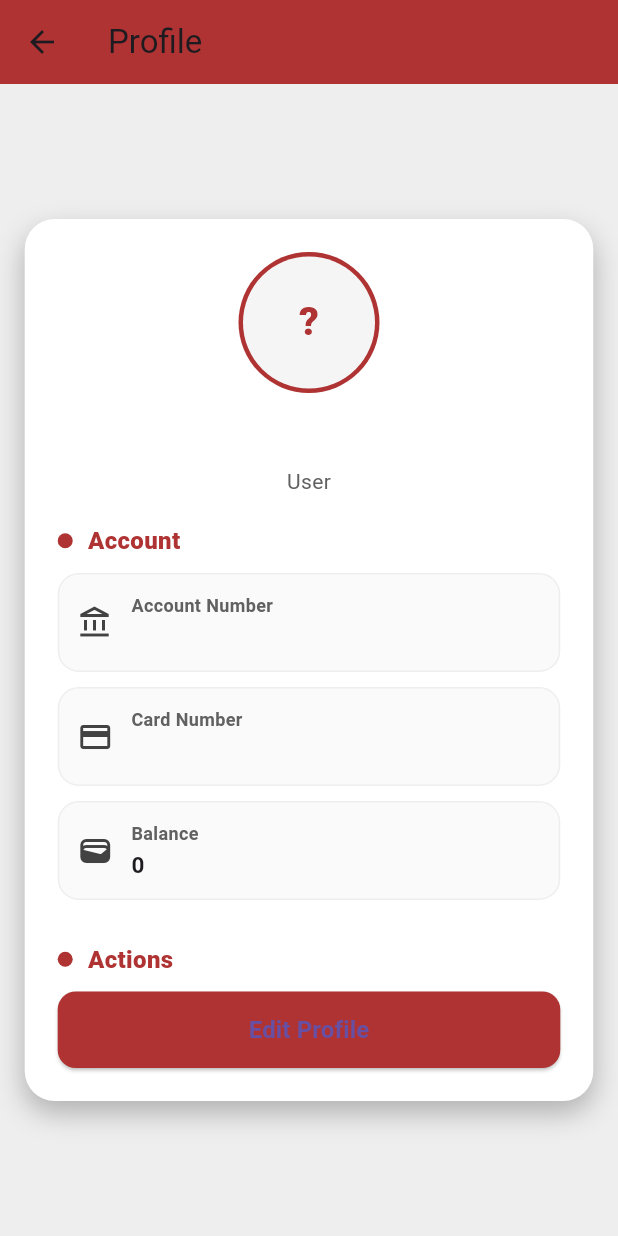
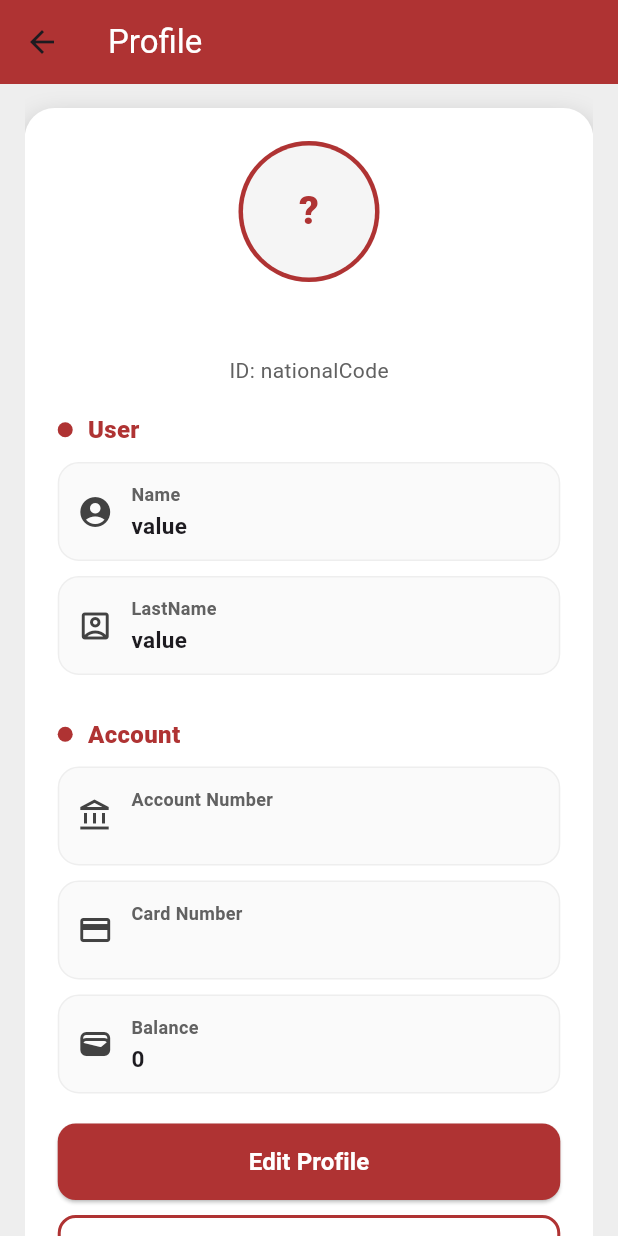
Before and after one commit to Asadipour84/AdvancedProgramming-Project-Flutter, a Flutter app: the HomePage screen opened directly with empty values, after a tap on "Profile", on a phone screen of 412 x 824 dp. Run offline on Flutter 3.47's test engine with Material 3 defaults, Android fonts, the phone set to English and light mode, and no system bars.

Commit message:
fix: fixing profile page without editing feat

```diff
--- a/Advance_Search_Page.dart
+++ b/Advance_Search_Page.dart
@@ -70,7 +70,7 @@ class _AdvancedSearchPageState extends State<AdvancedSearchPage> {
   Widget build(BuildContext context) {
     return Scaffold(
       appBar: AppBar(
-        title: const Text('Advanced Search'),
+        title: const Text('Advanced Search', style: TextStyle(color: Colors.white),),
         backgroundColor: const Color.fromARGB(255, 175, 51, 51),
       ),
       body: Column(
--- a/Transaction_Categories_Page.dart
+++ b/Transaction_Categories_Page.dart
@@ -15,7 +15,7 @@ class TransactionCategoriesPage extends StatelessWidget {
 
     return Scaffold(
       appBar: AppBar(
-        title: const Text('Transaction Categories'),
+        title: const Text('Transaction Categories', style: TextStyle(color: Colors.white),),
         backgroundColor: const Color.fromARGB(255, 175, 51, 51),
       ),
       body: ListView.builder(
@@ -60,7 +60,7 @@ class TransactionListPageFiltered extends StatelessWidget {
   Widget build(BuildContext context) {
     return Scaffold(
       appBar: AppBar(
-        title: Text('Transactions: ${category.name}'),
+        title: Text('Transactions: ${category.name}', style: TextStyle(color: Colors.white),),
         backgroundColor: const Color.fromARGB(255, 175, 51, 51),
       ),
       body: filteredTransactions.isEmpty
--- a/Transfer_Page.dart
+++ b/Transfer_Page.dart
@@ -9,7 +9,7 @@ class TransferPage extends StatelessWidget {
   Widget build(BuildContext context) {
     return Scaffold(
       appBar: AppBar(
-        title: const Text('Transfer'),
+        title: const Text('Transfer', style: TextStyle(color: Colors.white),),
         backgroundColor: const Color.fromARGB(255, 175, 51, 51),
       ),
       body: Center(
--- a/lib/Account_Icon_Page.dart
+++ b/lib/Account_Icon_Page.dart
@@ -8,7 +8,7 @@ class AccountPage extends StatelessWidget {
     return Scaffold(
       backgroundColor: Colors.white,
       appBar: AppBar(
-        title: const Text('Account Information'),
+        title: const Text('Account Information', style: TextStyle(color: Colors.white),),
         backgroundColor: const Color.fromARGB(255, 175, 51, 51),
       ),
       body: Center(
--- a/lib/Advance_Search_Page.dart
+++ b/lib/Advance_Search_Page.dart
@@ -67,7 +67,7 @@ class _AdvancedSearchPageState extends State<AdvancedSearchPage> {
   Widget build(BuildContext context) {
     return Scaffold(
       appBar: AppBar(
-        title: const Text('Advanced Search'),
+        title: const Text('Advanced Search', style: TextStyle(color: Colors.white),),
         backgroundColor: const Color.fromARGB(255, 175, 51, 51),
       ),
       body: Column(
--- a/lib/Profile_page.dart
+++ b/lib/Profile_page.dart
@@ -1,5 +1,6 @@
 import 'package:flutter/material.dart';
 import 'Account_Icon.dart';
+import 'Login_Page.dart';
 
 class ProfilePage extends StatelessWidget {
   final String userName;
@@ -23,7 +24,7 @@ class ProfilePage extends StatelessWidget {
     return Scaffold(
       backgroundColor: Colors.grey[200],
       appBar: AppBar(
-        title: const Text('Profile'),
+        title: const Text('Profile', style: TextStyle(color: Colors.white),),
         backgroundColor: kAccent,
       ),
       body: Center(
@@ -48,9 +49,17 @@ class ProfilePage extends StatelessWidget {
               child: Column(
                 mainAxisSize: MainAxisSize.min,
                 children: [
-                  _Header(userName: userName, nationalCode: nationalCode),
+                  _Header(userName: userName, nationalCode: "nationalCode"),
                   const SizedBox(height: 18),
 
+                  _SectionTitle(title: "User"),
+                  const SizedBox(height: 10),
+                  _InfoTile(icon: Icons.account_circle, label: "Name", value: "value"),
+                  _InfoTile(icon: Icons.account_box_outlined, label: "LastName", value: "value"),
+                  // _InfoTile(icon: Icons.account_box_outlined, label: "national ID", value: "nationalCode"),
+                  // _InfoTile(icon: Icons.abc, label: "username", value: userName),
+
+                  const SizedBox(height: 18),
                   _SectionTitle(title: "Account"),
                   const SizedBox(height: 10),
 
@@ -70,8 +79,7 @@ class ProfilePage extends StatelessWidget {
                     value: _formatMoney(account.Balance),
                   ),
 
-                  const SizedBox(height: 18),
-                  _SectionTitle(title: "Actions"),
+                  // _SectionTitle(title: "Actions"),
                   const SizedBox(height: 10),
 
                   SizedBox(
@@ -94,10 +102,73 @@ class ProfilePage extends StatelessWidget {
                       ),
                       child: const Text(
                         'Edit Profile',
-                        style: TextStyle(fontSize: 16, fontWeight: FontWeight.bold),
+                        style: TextStyle(fontSize: 16, fontWeight: FontWeight.bold, color: Colors.white),
                       ),
                     ),
                   ),
+
+                  const SizedBox(height: 10),
+                  SizedBox(
+                    width: double.infinity,
+                    child: OutlinedButton(
+                      // onPressed: () {
+                      //   Navigator.pushAndRemoveUntil(
+                      //     context,
+                      //     MaterialPageRoute(
+                      //       builder: (context) => const LoginPage(),
+                      //     ),
+                      //         (route) => false,
+                      //   );
+                      // },
+                      onPressed: () async {
+                        final confirm = await showDialog<bool>(
+                          context: context,
+                          builder: (context) => AlertDialog(
+                            title: const Text('Logout'),
+                            content: const Text('Are you sure you want to logout?'),
+                            actions: [
+                              TextButton(
+                                onPressed: () => Navigator.pop(context, false),
+                                child: const Text('Cancel'),
+                              ),
+                              TextButton(
+                                onPressed: () => Navigator.pop(context, true),
+                                child: const Text('Logout'),
+                              ),
+                            ],
+                          ),
+                        );
+
+                        if (confirm == true) {
+                          Navigator.pushAndRemoveUntil(
+                            context,
+                            MaterialPageRoute(builder: (_) => const LoginPage()),
+                                (route) => false,
+                          );
+                        }
+                      },
+
+                      style: OutlinedButton.styleFrom(
+                        foregroundColor: const Color.fromARGB(255, 175, 51, 51),
+                        side: const BorderSide(
+                          color: Color.fromARGB(255, 175, 51, 51),
+                          width: 2,
+                        ),
+                        padding: const EdgeInsets.symmetric(vertical: 14),
+                        shape: RoundedRectangleBorder(
+                          borderRadius: BorderRadius.circular(12),
+                        ),
+                      ),
+                      child: const Text(
+                        'Logout',
+                        style: TextStyle(
+                          fontSize: 16,
+                          fontWeight: FontWeight.bold,
+                        ),
+                      ),
+                    ),
+                  ),
+
                 ],
               ),
             ),
--- a/lib/Transactions_List_Pages.dart
+++ b/lib/Transactions_List_Pages.dart
@@ -10,7 +10,7 @@ class TransactionListPage extends StatelessWidget {
 
     return Scaffold(
       appBar: AppBar(
-        title: const Text('Transactions'),
+        title: const Text('Transactions', style: TextStyle(color: Colors.white),),
         backgroundColor: const Color.fromARGB(255, 175, 51, 51),
       ),
       body: ListView.builder(
--- a/lib/Transfer_Page.dart
+++ b/lib/Transfer_Page.dart
@@ -17,7 +17,7 @@ class TransferPage extends StatelessWidget {
   Widget build(BuildContext context) {
     return Scaffold(
       appBar: AppBar(
-        title: const Text('Transfer'),
+        title: const Text('Transfer', style: TextStyle(color: Colors.white),),
         backgroundColor: const Color.fromARGB(255, 175, 51, 51),
       ),
       body: Center(
--- a/lib/home_page.dart
+++ b/lib/home_page.dart
@@ -19,7 +19,7 @@ class HomePage extends StatelessWidget {
   Widget build(BuildContext context) {
     return Scaffold(
       appBar: AppBar(
-        title: const Text('Home'),
+        title: const Text('Home', style: TextStyle(color: Colors.white),),
         backgroundColor: const Color.fromARGB(255, 175, 51, 51),
       ),
       body: Center(
```
Also changed, not shown: lib/main.dart (+10 -1 lines).
